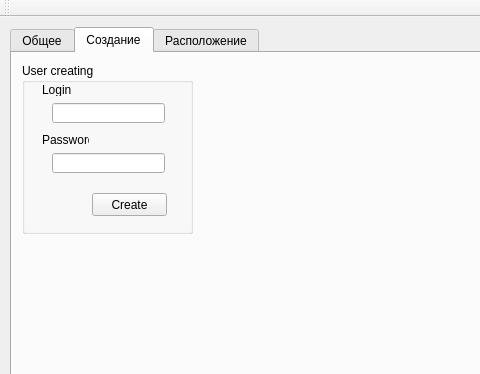
The window that Server/nova-server/mainwindow.ui (mizit/Nova-git) describes before a commit, drawn with Qt 5; both pictures show x 0 to 480 and y 0 to 374 of the 1184 by 647 pixel window.
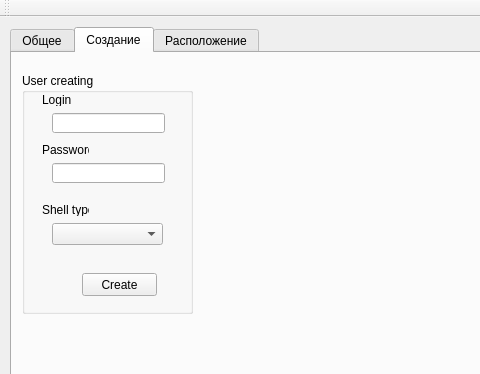
The same window after the commit. The open tabs and pages were chosen to show the change.

```diff
--- a/Server/nova-server/mainwindow.ui
+++ b/Server/nova-server/mainwindow.ui
@@ -59,9 +59,9 @@
       <property name="geometry">
        <rect>
         <x>10</x>
-        <y>10</y>
+        <y>20</y>
         <width>171</width>
-        <height>171</height>
+        <height>241</height>
        </rect>
       </property>
       <property name="title">
@@ -116,8 +116,8 @@
       <widget class="QPushButton" name="buttonUsrCrt">
        <property name="geometry">
         <rect>
-         <x>70</x>
-         <y>130</y>
+         <x>60</x>
+         <y>200</y>
          <width>75</width>
          <height>23</height>
         </rect>
@@ -126,6 +126,29 @@
         <string>Create</string>
        </property>
       </widget>
+      <widget class="QComboBox" name="cbox_shelltype">
+       <property name="geometry">
+        <rect>
+         <x>30</x>
+         <y>150</y>
+         <width>111</width>
+         <height>22</height>
+        </rect>
+       </property>
+      </widget>
+      <widget class="QLabel" name="label_3">
+       <property name="geometry">
+        <rect>
+         <x>20</x>
+         <y>130</y>
+         <width>47</width>
+         <height>13</height>
+        </rect>
+       </property>
+       <property name="text">
+        <string>Shell type</string>
+       </property>
+      </widget>
      </widget>
     </widget>
     <widget class="QWidget" name="tab_3">
```
Left out of the diff: 2 changed lines with no effect on the pictures.
